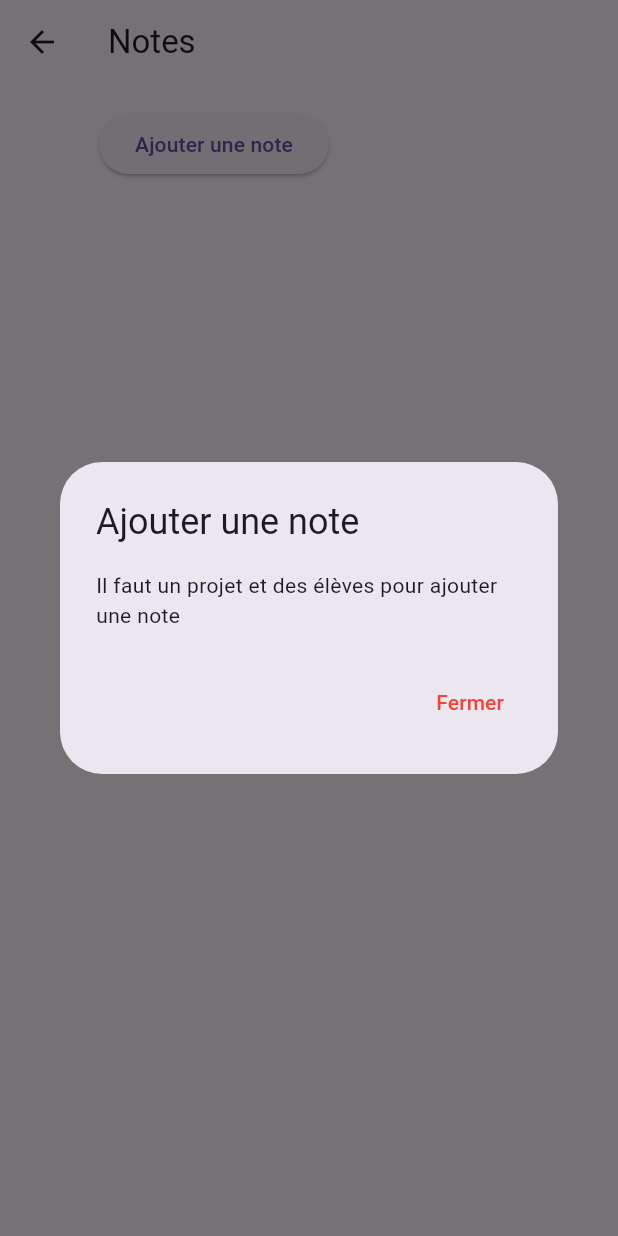
After one commit to esgi-challenge/web, a Flutter app: the NoteScreen screen opened directly, after a tap on "Ajouter une note", on a phone screen of 412 x 824 dp. The commit adds this screen. Run offline on Flutter 3.47's test engine with Material 3 defaults, Android fonts, the light colour scheme and no system bars; drawn by our look-alikes of toastification; our stand-ins replace dio, file_picker, flutter_bloc, flutter_dotenv, go_router, google_maps_flutter and 4 more; missing offline and left inert: dart:html; accounts and stored records are empty; network calls fail.

Commit message:
feat(notes): teacher note cru

```diff
--- a/lib/app.dart
+++ b/lib/app.dart
@@ -17,7 +17,7 @@ import 'class_id/class_id_screen.dart';
 import 'core/services/auth_services.dart';
 import 'course/course_screen.dart';
 import 'document/document_screen.dart';
-import 'grade/grade_screen.dart';
+import 'note/note_screen.dart';
 import 'information/information_screen.dart';
 import 'path/path_screen.dart';
 import 'profile/profile_screen.dart';
@@ -206,7 +206,7 @@ final _router = GoRouter(
             parentNavigatorKey: _shellNavigatorKey,
             path: '/grades',
             pageBuilder: (context, state) {
-              return const NoTransitionPage(child: GradeScreen());
+              return NoTransitionPage(child: NoteScreen());
             },
           ),
           GoRoute(
--- /dev/null
+++ b/lib/core/services/note_service.dart
@@ -0,0 +1,102 @@
+import 'package:shared_preferences/shared_preferences.dart';
+import 'package:dio/dio.dart';
+import 'package:flutter_dotenv/flutter_dotenv.dart';
+
+class NoteService {
+  String? apiUrl = dotenv.env['API_URL'];
+  final dio = Dio();
+
+  Future<List<dynamic>?> getNotes() async {
+    final prefs = await SharedPreferences.getInstance();
+    final token = prefs.getString('kAuth');
+    try {
+      final response = await dio.get(
+        '$apiUrl/api/notes',
+        options: Options(
+          headers: {'Authorization': 'Bearer $token'}
+        ),
+      );
+
+      if (response.statusCode == 200) {
+        return response.data;
+      } else {
+        return null;
+      }
+    } on DioException {
+      return null;
+    }
+  }
+
+  Future addNote(int value, int projectId, int studentId) async {
+    final prefs = await SharedPreferences.getInstance();
+    final token = prefs.getString('kAuth');
+    try {
+      final response = await dio.post(
+        '$apiUrl/api/notes',
+        options: Options(
+          headers: {'Authorization': 'Bearer $token'}
+        ),
+        data: {
+          'value': value,
+          'projectId': projectId,
+          'studentId': studentId,
+        }
+      );
+
+      if (response.statusCode == 201) {
+        return response.data;
+      } else {
+        return null;
+      }
+    } on DioException {
+      return null;
+    }
+  }
+
+  Future updateNote(int id, int value, int projectId, int studentId) async {
+    final prefs = await SharedPreferences.getInstance();
+    final token = prefs.getString('kAuth');
+    try {
+      final response = await dio.put(
+        '$apiUrl/api/notes/$id',
+        options: Options(
+          headers: {'Authorization': 'Bearer $token'}
+        ),
+        data: {
+          'value': value,
+          'projectId': projectId,
+          'studentId': studentId,
+        }
+      );
+
+      if (response.statusCode == 200) {
+        return response.data;
+      } else {
+        return null;
+      }
+    } on DioException {
+      return null;
+    }
+  }
+
+  Future<bool> removeNote(int id) async {
+    final prefs = await SharedPreferences.getInstance();
+    final token = prefs.getString('kAuth');
+    try {
+      final response = await dio.delete(
+        '$apiUrl/api/notes/$id',
+        options: Options(
+          headers: {'Authorization': 'Bearer $token'}
+        ),
+      );
+
+      if (response.statusCode == 200) {
+        return true;
+      } else {
+        return false;
+      }
+    } on DioException {
+      return false;
+    }
+  }
+}
--- /dev/null
+++ b/lib/note/bloc/note_bloc.dart
@@ -0,0 +1,105 @@
+import 'package:flutter_bloc/flutter_bloc.dart';
+import 'package:meta/meta.dart';
+import 'package:web/core/services/note_service.dart';
+import 'package:web/core/services/project_service.dart';
+import 'package:web/core/services/student_service.dart';
+import 'package:web/shared/toaster.dart';
+
+part 'note_event.dart';
+part 'note_state.dart';
+
+class NoteBloc extends Bloc<NoteEvent, NoteState> {
+  final NoteService noteService;
+  final ProjectService projectService;
+  final StudentService studentService;
+  List<dynamic>? originalNotes;
+  List<dynamic>? originalProjects;
+  List<dynamic>? originalStudents;
+
+  NoteBloc(this.noteService, this.projectService, this.studentService) : super(NoteInitial()) {
+    on<LoadNotees>((event, emit) async {
+      emit(NoteLoading());
+      try {
+        final notes = await noteService.getNotes();
+        final projects = await projectService.getProjects();
+        final students = await studentService.getStudents();
+
+        if (notes != null && notes.isNotEmpty) {
+          originalNotes = notes;
+          originalProjects = projects;
+          originalStudents = students;
+          emit(NoteLoaded(notes: notes, projects: projects!, students: students!));
+        } else if (projects != null && projects.isNotEmpty && students != null && students.isNotEmpty) {
+          originalProjects = projects;
+          originalStudents = students;
+          emit(NoteNotFound(projects: projects, students: students));
+        } else {
+          emit(NoteNotFound(projects: const [], students: const []));
+        }
+      } on Exception catch (e) {
+        emit(NoteError(errorMessage: e.toString()));
+      }
+    });
+
+    on<AddNote>((event, emit) async {
+      emit(NoteLoading());
+      try {
+        final note = await noteService.addNote(event.value, event.projectId, event.studentId);
+
+        if (note != null) {
+          originalNotes ??= [];
+          originalNotes!.add(note);
+          emit(NoteLoaded(notes: originalNotes!, projects: originalProjects!, students: originalStudents!));
+          showSuccessToast("Note ajoutée avec succès");
+        } else {
+          showErrorToast("Erreur lors de l'ajout");
+          originalNotes ??= [];
+          emit(NoteLoaded(notes: originalNotes!, projects: originalProjects!, students: originalStudents!));
+        }
+      } on Exception catch (e) {
+        showErrorToast("Erreur: ${e.toString()}");
+        originalNotes ??= [];
+        emit(NoteLoaded(notes: originalNotes!, projects: originalProjects!, students: originalStudents!));
+      }
+    });
+
+    on<UpdateNote>((event, emit) async {
+      emit(NoteLoading());
+      try {
+        final updatedNote = await noteService.updateNote(event.id, event.value, event.projectId, event.studentId);
+
+        if (updatedNote != null) {
+          final index = originalNotes!.indexWhere((element) => element["id"] == event.id);
+          originalNotes![index] = updatedNote;
+          emit(NoteLoaded(notes: originalNotes!, projects: originalProjects!, students: originalStudents!));
+          showSuccessToast("Note modifiée avec succès");
+        } else {
+          showErrorToast("Erreur lors de la modification");
+          emit(NoteLoaded(notes: originalNotes!, projects: originalProjects!, students: originalStudents!));
+        }
+      } on Exception catch (e) {
+        showErrorToast("Erreur: ${e.toString()}");
+        emit(NoteLoaded(notes: originalNotes!, projects: originalProjects!, students: originalStudents!));
+      }
+    });
+
+    on<DeleteNote>((event, emit) async {
+      emit(NoteLoading());
+      try {
+        final isDeleted = await noteService.removeNote(event.id);
+
+        if (isDeleted){
+          originalNotes!.removeWhere((note) => note["id"] == event.id);
+          emit(NoteLoaded(notes: originalNotes!, projects: originalProjects!, students: originalStudents!));
+          showSuccessToast("Note supprimée avec succès");
+        } else {
+          showErrorToast("Erreur lors de la suppressions");
+          emit(NoteLoaded(notes: originalNotes!, projects: originalProjects!, students: originalStudents!));
+        }
+      } on Exception catch (e) {
+        showErrorToast("Erreur: ${e.toString()}");
+        emit(NoteLoaded(notes: originalNotes!, projects: originalProjects!, students: originalStudents!));
+      }
+    });
+  }
+}
--- /dev/null
+++ b/lib/note/bloc/note_event.dart
@@ -0,0 +1,29 @@
+part of 'note_bloc.dart';
+
+@immutable
+abstract class NoteEvent {}
+
+class LoadNotees extends NoteEvent {}
+
+class DeleteNote extends NoteEvent {
+  final int id;
+
+  DeleteNote(this.id);
+}
+
+class AddNote extends NoteEvent {
+  final int value;
+  final int projectId;
+  final int studentId;
+
+  AddNote(this.value, this.projectId, this.studentId);
+}
+
+class UpdateNote extends NoteEvent {
+  final int id;
+  final int value;
+  final int projectId;
+  final int studentId;
+
+  UpdateNote(this.id, this.value, this.projectId, this.studentId);
+}
--- /dev/null
+++ b/lib/note/bloc/note_state.dart
@@ -0,0 +1,29 @@
+part of 'note_bloc.dart';
+
+@immutable
+abstract class NoteState {}
+
+class NoteInitial extends NoteState {}
+
+class NoteLoading extends NoteState {}
+
+class NoteLoaded extends NoteState {
+  final List<dynamic> notes;
+  final List<dynamic> projects;
+  final List<dynamic> students;
+
+  NoteLoaded({required this.notes, required this.projects, required this.students});
+}
+
+class NoteNotFound extends NoteState {
+  final List<dynamic> projects;
+  final List<dynamic> students;
+
+  NoteNotFound({required this.projects, required this.students});
+}
+
+class NoteError extends NoteState {
+  final String errorMessage;
+
+  NoteError({required this.errorMessage});
+}
--- /dev/null
+++ b/lib/note/note_screen.dart
@@ -0,0 +1,392 @@
+import 'package:flutter/material.dart';
+import 'package:flutter_bloc/flutter_bloc.dart';
+import 'package:heroicons/heroicons.dart';
+import 'package:web/core/services/note_service.dart';
+import 'package:web/core/services/project_service.dart';
+import 'package:web/core/services/student_service.dart';
+import 'package:web/note/bloc/note_bloc.dart';
+import 'package:intl/intl.dart';
+import 'package:web/shared/input_validator.dart';
+
+class NoteScreen extends StatelessWidget {
+  NoteScreen({super.key});
+
+  final _valueController = TextEditingController();
+  final GlobalKey<FormState> _createFormKey = GlobalKey<FormState>();
+  final GlobalKey<FormState> _updateFormKey = GlobalKey<FormState>();
+
+  String? _selectedProjectId;
+  String? _selectedStudentId;
+
+  void _clearInputs() {
+    _valueController.clear();
+  }
+
+  @override
+  Widget build(BuildContext context) {
+    return BlocProvider(
+      create: (context) => NoteBloc(NoteService(), ProjectService(), StudentService())..add(LoadNotees()),
+      child: Scaffold(
+        appBar: AppBar(
+          title: const Text('Notes'),
+        ),
+        body: Padding(
+          padding: const EdgeInsets.all(16.0),
+          child: Column(
+            children: [
+              Row(
+                children: [
+                  const SizedBox(width: 50),
+                  BlocBuilder<NoteBloc, NoteState>(
+                    builder: (context, state) {
+                        return ElevatedButton(
+                          onPressed: () {
+                            if (state is NoteLoaded && state.projects.isNotEmpty && state.students.isNotEmpty) {
+                              _showCreateDialog(context, state.projects, state.students);
+                            } else if (state is NoteNotFound && state.projects.isNotEmpty && state.students.isNotEmpty) {
+                              _showCreateDialog(context, state.projects, state.students);
+                            } else {
+                              _showEmptyDialog(context);
+                            }
+                          },
+                          child: const Text('Ajouter une note'),
+                        );
+                    },
+                  )
+                ],
+              ),
+              const SizedBox(height: 16),
+              Expanded(
+                child: BlocBuilder<NoteBloc, NoteState>(
+                  builder: (context, state) {
+                    if (state is NoteLoading) {
+                      return const Center(child: CircularProgressIndicator());
+                    } else if (state is NoteLoaded) {
+                      return _buildNoteTable(context, state.notes);
+                    } else if (state is NoteNotFound) {
+                      return const Center(child: Text('Aucune note présente'));
+                    } else if (state is NoteError) {
+                      return Center(child: Text('Erreur: ${state.errorMessage}'));
+                    } else {
+                      return const Center(child: Text('Notes'));
+                    }
+                  },
+                ),
+              ),
+            ],
+          ),
+        ),
+      ),
+    );
+  }
+
+  void _showEmptyDialog(BuildContext context) {
+    showDialog(
+      context: context,
+      builder: (BuildContext dialogContext) {
+        return AlertDialog(
+          title: const Text('Ajouter une note'),
+          content: const Text("Il faut un projet et des élèves pour ajouter une note"),
+          actions: [
+            TextButton(
+              onPressed: () {
+                Navigator.of(dialogContext).pop();
+              },
+              child: const Text('Fermer', style: TextStyle(color: Colors.red)),
+            ),
+          ]
+        );
+      }
+    );
+  }
+
+  void _showCreateDialog(BuildContext context, dynamic projects, dynamic students) {
+    showDialog(
+      context: context,
+      builder: (BuildContext dialogContext) {
+        return BlocProvider.value(
+          value: BlocProvider.of<NoteBloc>(context),
+          child: Builder(
+            builder: (context) {
+              return AlertDialog(
+                title: const Text('Ajouter une note'),
+                content: BlocBuilder<NoteBloc, NoteState>(
+                  builder: (context, state) {
+                      return Form(
+                        key: _createFormKey,
+                        child: Padding(
+                          padding: const EdgeInsets.all(16.0),
+                          child: Column(
+                            mainAxisSize: MainAxisSize.min,
+                            children: [
+                              TextFormField(
+                                controller: _valueController,
+                                decoration: const InputDecoration(labelText: 'Note'),
+                                validator: InputValidator.validateOnlyNumbersRange,
+                              ),
+                              const SizedBox(height: 16),
+                              DropdownButtonFormField<String>(
+                                decoration: const InputDecoration(labelText: 'Projet'),
+                                value: _selectedProjectId,
+                                items: projects.map<DropdownMenuItem<String>>((project) {
+                                  return DropdownMenuItem<String>(
+                                    value: project['id'].toString(),
+                                    child: Text(project['title']),
+                                  );
+                                }).toList(),
+                                onChanged: (String? newValue) {
+                                  _selectedProjectId = newValue;
+                                },
+                                validator: (value) => value == null ? 'Sélectionnez un projet' : null,
+                              ),
+                              const SizedBox(height: 16),
+                              DropdownButtonFormField<String>(
+                                decoration: const InputDecoration(labelText: 'Étudiant'),
+                                value: _selectedStudentId,
+                                items: students.map<DropdownMenuItem<String>>((student) {
+                                  return DropdownMenuItem<String>(
+                                    value: student['id'].toString(),
+                                    child: Text(student['firstname']),
+                                  );
+                                }).toList(),
+                                onChanged: (String? newValue) {
+                                  _selectedStudentId = newValue;
+                                },
+                                validator: (value) => value == null ? 'Sélectionnez un étudiant' : null,
+                              ),
+                            ],
+                          ),
+                        ),
+                      );
+                  },
+                ),
+                actions: [
+                  TextButton(
+                    onPressed: () {
+                      _clearInputs();
+                      Navigator.of(context).pop();
+                    },
+                    child: const Text('Fermer', style: TextStyle(color: Colors.red)),
+                  ),
+                  ElevatedButton(
+                    onPressed: () {
+                      if (_createFormKey.currentState!.validate()) {
+                        context.read<NoteBloc>().add(AddNote(
+                          int.parse(_valueController.text),
+                          int.parse(_selectedProjectId!),
+                          int.parse(_selectedStudentId!),
+                        ));
+                        _clearInputs();
+                        Navigator.of(context).pop();
+                      }
+                    },
+                    child: const Text('Ajouter'),
+                  ),
+                ],
+              );
+            },
+          ),
+        );
+      },
+    );
+  }
+
+  void _showNoteDetailDialog(BuildContext context, dynamic note) {
+    final NoteBloc noteBloc = BlocProvider.of<NoteBloc>(context);
+    final NoteState currentState = noteBloc.state;
+
+    final projectController = TextEditingController();
+    final studentController = TextEditingController();
+
+    _valueController.text = note['value'].toString();
+
+    if (currentState is NoteLoaded) {
+      final projectExists = currentState.projects.any((project) => project['id'] == note['projectId']);
+      if (projectExists) {
+        final projectIndex = currentState.projects.indexWhere((element) => element["id"] == note['projectId']);
+        projectController.text = currentState.projects[projectIndex]['title'];
+      } else {
+        projectController.text = 'N/A';
+      }
+
+      final studentExists = currentState.students.any((student) => student['id'] == note['studentId']);
+      if (studentExists) {
+        final studentIndex = currentState.students.indexWhere((element) => element["id"] == note['studentId']);
+        studentController.text = currentState.students[studentIndex]['firstname'] + ' ' + currentState.students[studentIndex]['lastname'];
+      } else {
+        studentController.text = 'N/A';
+      }
+    } else {
+      _selectedProjectId = null;
+      _selectedStudentId = null;
+    }
+
+    showDialog(
+      context: context,
+      builder: (BuildContext dialogContext) {
+        return BlocProvider.value(
+          value: BlocProvider.of<NoteBloc>(context),
+          child: Builder(
+            builder: (context) {
+              return AlertDialog(
+                title: const Text('Détails de la note'),
+                content: BlocBuilder<NoteBloc, NoteState>(
+                  builder: (context, state) {
+                    if (state is NoteLoaded) {
+                      return Form(
+                        key: _updateFormKey,
+                        child: Padding(
+                          padding: const EdgeInsets.all(16.0),
+                          child: Column(
+                            mainAxisSize: MainAxisSize.min,
+                            children: [
+                              TextFormField(
+                                controller: _valueController,
+                                decoration: const InputDecoration(labelText: 'Note'),
+                                validator: InputValidator.validateOnlyNumbersRange,
+                              ),
+                              const SizedBox(height: 16),
+                              TextFormField(
+                                decoration: const InputDecoration(labelText: 'Projet'),
+                                controller: projectController,
+                                readOnly: true,
+                              ),
+                              const SizedBox(height: 16),
+                              TextFormField(
+                                decoration: const InputDecoration(labelText: 'Étudiant'),
+                                controller: studentController,
+                                readOnly: true,
+                              ),
+                            ],
+                          ),
+                        ),
+                      );
+                    } else {
+                      return const Center(child: CircularProgressIndicator());
+                    }
+                  },
+                ),
+                actions: [
+                  TextButton(
+                    onPressed: () {
+                      _clearInputs();
+                      Navigator.of(context).pop();
+                    },
+                    child: const Text('Fermer', style: TextStyle(color: Colors.red)),
+                  ),
+                  ElevatedButton(
+                    onPressed: () {
+                      if (_updateFormKey.currentState!.validate()) {
+                        context.read<NoteBloc>().add(UpdateNote(
+                          note['id'],
+                          int.parse(_valueController.text),
+                          note['projectId'],
+                          note['studentId']
+                        ));
+                        _clearInputs();
+                        Navigator.of(context).pop();
+                      }
+                    },
+                    child: const Text('Modifier'),
+                  ),
+                ],
+              );
+            },
+          ),
+        );
+      },
+    );
+  }
+
+  void _showNoteDeleteDialog(BuildContext context, dynamic classSchool) {
+    showDialog(
+      context: context,
+      builder: (BuildContext dialogContext) {
+        return BlocProvider.value(
+          value: BlocProvider.of<NoteBloc>(context),
+          child: Builder(
+            builder: (context) {
+              return AlertDialog(
+                content: const Padding(
+                  padding: EdgeInsets.all(16.0),
+                  child: Column(
+                    mainAxisSize: MainAxisSize.min,
+                    children: [
+                      Text('Voulez-vous vraiment supprimer cette note ?')
+                    ],
+                  ),
+                ),
+                actions: [
+                  TextButton(
+                    onPressed: () {
+                      Navigator.of(context).pop();
+                    },
+                    child: const Text('Annuler', style: TextStyle(color: Colors.red)),
+                  ),
+                  ElevatedButton(
+                    onPressed: () {
+                      context.read<NoteBloc>().add(DeleteNote(classSchool['id']));
+                      Navigator.of(context).pop();
+                    },
+                    child: const Text('Supprimer', style: TextStyle(color: Colors.red)),
+                  ),
+                ],
+              );
+            },
+          ),
+        );
+      },
+    );
+  }
+
+  Widget _buildNoteTable(BuildContext context, List<dynamic> notes) {
+    return SizedBox(
+      width: double.infinity,
+      child: BlocBuilder<NoteBloc, NoteState>(
+        builder: (context, state) {
+          return SingleChildScrollView(
+            scrollDirection: Axis.horizontal,
+            child: DataTable(
+              columns: const [
+                DataColumn(label: Text('Note')),
+                DataColumn(label: Text('Projet')),
+                DataColumn(label: Text('Étudiant')),
+                DataColumn(label: Text('Date de création')),
+                DataColumn(label: Text('')),
+                DataColumn(label: Text(''))
+              ],
+              rows: notes.map((note) {
+                DateTime parsedDate = DateTime.parse(note['createdAt']);
+                return DataRow(
+                  cells: [
+                    DataCell(Text(note['value'].toString())),
+                    DataCell(Text(note['projectId'].toString())),
+                    DataCell(Text(note['studentId'].toString())),
+                    DataCell(Text(DateFormat('dd-MM-yyyy').format(parsedDate))),
+                    DataCell(ElevatedButton(
+                      onPressed: () {
+                        _showNoteDetailDialog(context, note);
+                      },
+                      child: const HeroIcon(
+                        HeroIcons.pencil,
+                      ),
+                    )),
+                    DataCell(ElevatedButton(
+                      onPressed: () {
+                        _showNoteDeleteDialog(context, note);
+                      },
+                      child: const HeroIcon(
+                        HeroIcons.trash,
+                        color: Colors.red,
+                      ),
+                    )),
+                  ],
+                );
+              }).toList(),
+            ),
+          );
+        },
+      )
+    );
+  }
+}
```
Also changed, not shown: lib/grade/grade_screen.dart (deleted, +0 -13 lines), lib/shared/input_validator.dart (+14 -0 lines).
